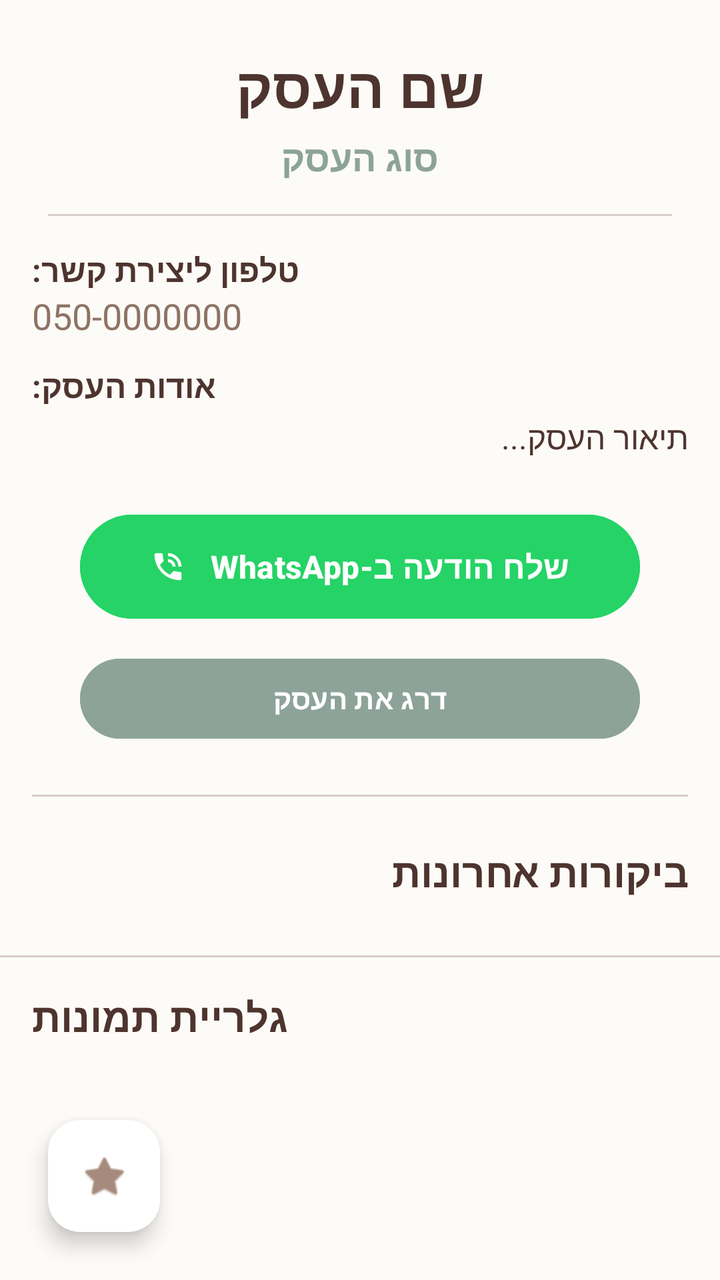
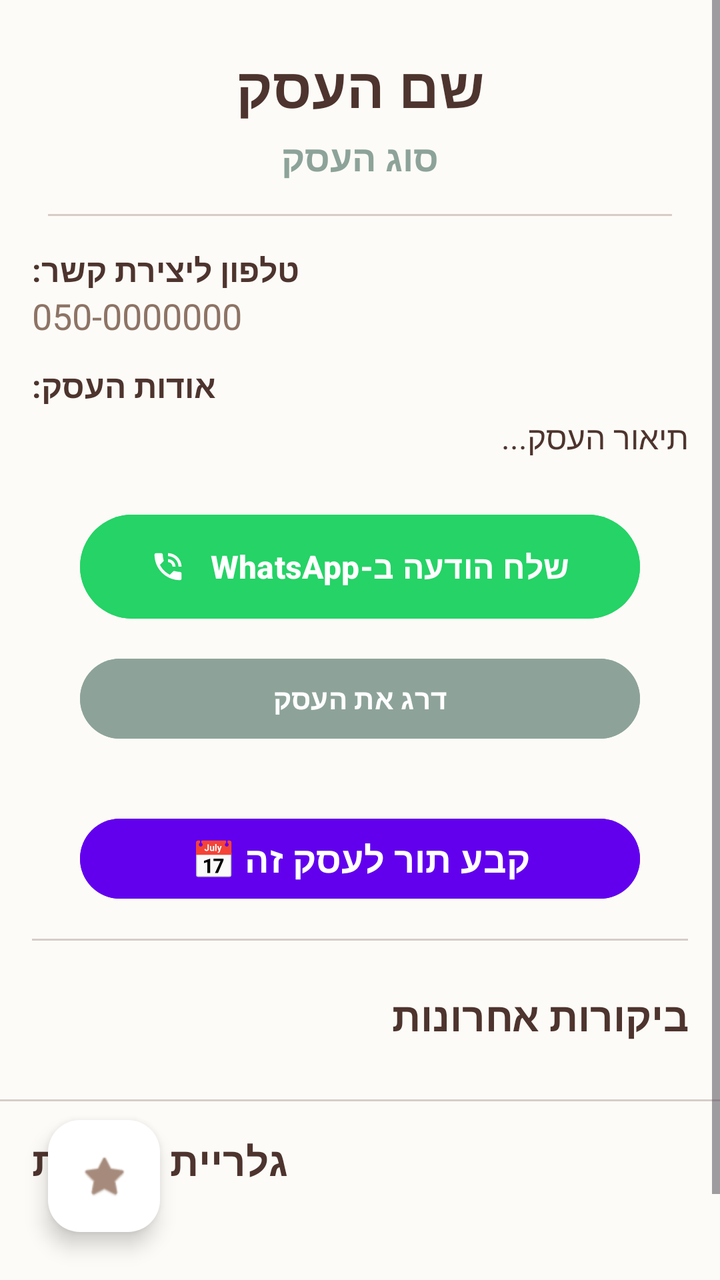

Screens rendered from an Android XML layout before and after an edit, with the pre-edit source and the edit as a unified diff.
<!-- AndroidManifest.xml: application theme Theme.MyApplication -->
<!-- res/layout/activity_business_details.xml -->
<?xml version="1.0" encoding="utf-8"?>
<FrameLayout xmlns:android="http://schemas.android.com/apk/res/android"
    xmlns:app="http://schemas.android.com/apk/res-auto"
    android:layout_width="match_parent"
    android:layout_height="match_parent"
    android:background="@color/backgroundColor">

    <ScrollView
        android:layout_width="match_parent"
        android:layout_height="match_parent">

        <LinearLayout
            android:layout_width="match_parent"
            android:layout_height="wrap_content"
            android:orientation="vertical"
            android:paddingBottom="80dp">

            <TextView
                android:id="@+id/tvDetailName"
                android:layout_width="match_parent"
                android:layout_height="wrap_content"
                android:layout_marginTop="24dp"
                android:layout_marginBottom="4dp"
                android:gravity="center"
                android:text="שם העסק"
                android:textColor="@color/textColor"
                android:textSize="28sp"
                android:textStyle="bold" />

            <TextView
                android:id="@+id/tvDetailType"
                android:layout_width="match_parent"
                android:layout_height="wrap_content"
                android:gravity="center"
                android:text="סוג העסק"
                android:textColor="@color/colorAccent"
                android:textSize="18sp"
                android:textStyle="bold"/>

            <View
                android:layout_width="match_parent"
                android:layout_height="1dp"
                android:layout_marginVertical="16dp"
                android:layout_marginHorizontal="24dp"
                android:background="#D7CCC8" /> <LinearLayout
            android:layout_width="match_parent"
            android:layout_height="wrap_content"
            android:orientation="vertical"
            android:paddingHorizontal="16dp">

            <TextView
                android:layout_width="wrap_content"
                android:layout_height="wrap_content"
                android:text="טלפון ליצירת קשר:"
                android:textColor="@color/textColor"
                android:textStyle="bold"
                android:textSize="16sp" />

            <TextView
                android:id="@+id/tvDetailPhone"
                android:layout_width="wrap_content"
                android:layout_height="wrap_content"
                android:layout_marginBottom="12dp"
                android:text="050-0000000"
                android:textSize="18sp"
                android:textColor="@color/colorPrimaryDark"
                android:autoLink="phone"/>

            <TextView
                android:layout_width="wrap_content"
                android:layout_height="wrap_content"
                android:text="אודות העסק:"
                android:textColor="@color/textColor"
                android:textStyle="bold"
                android:textSize="16sp" />

            <TextView
                android:id="@+id/tvDetailDescription"
                android:layout_width="match_parent"
                android:layout_height="wrap_content"
                android:layout_marginTop="4dp"
                android:text="תיאור העסק..."
                android:textColor="@color/textColor"
                android:textSize="16sp"
                android:lineSpacingExtra="6dp" />

            <com.google.android.material.button.MaterialButton
                android:id="@+id/btnWhatsApp"
                android:layout_width="match_parent"
                android:layout_height="60dp"
                android:layout_marginTop="24dp"
                android:layout_marginBottom="12dp"
                android:layout_marginHorizontal="24dp"
                android:text="שלח הודעה ב-WhatsApp"
                android:textSize="16sp"
                android:textStyle="bold"
                app:icon="@android:drawable/stat_sys_speakerphone"
                app:iconGravity="textStart"
                app:iconPadding="12dp"
                android:backgroundTint="#25D366"
                app:cornerRadius="30dp"
                android:elevation="4dp"/>

            <Button
                android:id="@+id/btnAddReview"
                android:layout_width="match_parent"
                android:layout_height="wrap_content"
                android:text="דרג את העסק"
                android:layout_marginBottom="8dp"
                android:layout_marginHorizontal="24dp"
                android:backgroundTint="@color/colorAccent"
                android:textColor="#FFFFFF"
                android:textStyle="bold"
                app:cornerRadius="24dp"/>

            <View
                android:layout_width="match_parent"
                android:layout_height="1dp"
                android:layout_marginVertical="16dp"
                android:background="#D7CCC8" />

            <TextView
                android:layout_width="match_parent"
                android:layout_height="wrap_content"
                android:text="ביקורות אחרונות"
                android:textColor="@color/textColor"
                android:textSize="20sp"
                android:textStyle="bold"
                android:layout_marginTop="8dp"
                android:layout_marginBottom="12dp"/>

            <androidx.recyclerview.widget.RecyclerView
                android:id="@+id/rvReviewsList"
                android:layout_width="match_parent"
                android:layout_height="wrap_content"
                android:nestedScrollingEnabled="false"/>
        </LinearLayout>

            <View
                android:layout_width="match_parent"
                android:layout_height="1dp"
                android:layout_marginVertical="16dp"
                android:background="#D7CCC8" />

            <TextView
                android:layout_width="wrap_content"
                android:layout_height="wrap_content"
                android:layout_marginStart="16dp"
                android:layout_marginBottom="12dp"
                android:text="גלריית תמונות"
                android:textColor="@color/textColor"
                android:textSize="20sp"
                android:textStyle="bold" />

            <LinearLayout
                android:id="@+id/galleryContainer"
                android:layout_width="match_parent"
                android:layout_height="wrap_content"
                android:orientation="vertical"
                android:paddingHorizontal="16dp">
            </LinearLayout>

        </LinearLayout>
    </ScrollView>

    <com.google.android.material.floatingactionbutton.FloatingActionButton
        android:id="@+id/btnFavorite"
        android:layout_width="wrap_content"
        android:layout_height="wrap_content"
        android:layout_gravity="bottom|start"
        android:layout_margin="24dp"
        android:src="@android:drawable/btn_star_big_off"
        app:tint="@color/colorPrimary"
        app:backgroundTint="@android:color/white"
        android:contentDescription="הוסף למועדפים" />

</FrameLayout>
<!-- resources referenced by this layout -->
<resources>
  <color name="backgroundColor">#FDFBF7</color>
  <color name="colorAccent">#8DA399</color>
  <color name="colorPrimary">#A68B7C</color>
  <color name="colorPrimaryDark">#8D7466</color>
  <color name="textColor">#4E342E</color>
  <style name="Theme.MyApplication" parent="Base.Theme.MyApplication" />
  <style name="Base.Theme.MyApplication" parent="Theme.Material3.DayNight.NoActionBar">
      </style>
</resources>

<!-- the commit's change to res/layout/activity_business_details.xml (unified diff, before → after) -->
@@ -113,6 +113,19 @@
                 android:textStyle="bold"
                 app:cornerRadius="24dp"/>
 
+            <Button
+                android:id="@+id/btnBookAppointment"
+                android:layout_width="match_parent"
+                android:layout_height="wrap_content"
+                android:text="קבע תור לעסק זה 📅"
+                android:textSize="18sp"
+                android:textStyle="bold"
+                android:backgroundTint="#6200EE"
+                android:textColor="#FFFFFF"
+                app:cornerRadius="24dp"
+                android:layout_marginTop="24dp"
+                android:layout_marginHorizontal="24dp"/>
+
             <View
                 android:layout_width="match_parent"
                 android:layout_height="1dp"
